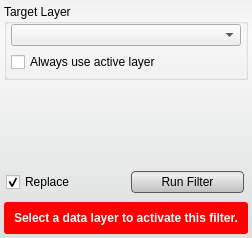
First picture: the form in src/Interface/ToolInterface/HistogramEqualizationFilterInterface.ui, repository SCIInstitute/Seg3D, before the edit.
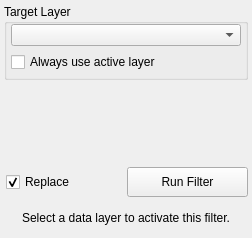
Second picture: the form after the edit. Custom widgets are drawn as their Qt base class.

The edit to the form file:
```diff
--- a/src/Interface/ToolInterface/HistogramEqualizationFilterInterface.ui
+++ b/src/Interface/ToolInterface/HistogramEqualizationFilterInterface.ui
@@ -13,32 +13,6 @@
   <property name="windowTitle">
    <string>Form</string>
   </property>
-  <property name="styleSheet">
-   <string notr="true">QWidget#HistogramEqualizationFilterInterface{
-  border-radius: 3px;
-  background-color: qlineargradient(spread:pad, x1:0.5, y1:0, x2:0.5, y2:0.960227, stop:0 rgba(241, 241, 241, 255), stop:0.155779 rgba(250, 250, 250, 255), stop:1 rgba(222, 224, 224, 255));       
-}
-QPushButton{
-  background-color: qlineargradient(spread:pad, x1:0.5, y1:0, x2:0.5, y2:0.960227, stop:0 rgba(221, 221, 221, 255), stop:0.155779 rgba(238, 238, 238, 255), stop:1 rgba(192, 194, 194, 255));
-  border-radius: 4px;
-  border: 1px solid rgb(90, 90, 90);
-  margin:4px;
-}
-
-QPushButton:hover{
-  background-color: qlineargradient(spread:pad, x1:0.5, y1:0, x2:0.5, y2:1, stop:0 rgba(195, 195, 195, 255), stop:0.253769 rgba(206, 206, 206, 255), stop:1 rgba(185, 185, 185, 255));
-  border-radius: 4px;
-  border: 1px solid rgb(90, 90, 90);
-  margin:4px;
-}
-
-QPushButton:pressed{
-  background-color: qlineargradient(spread:pad, x1:0.5, y1:0, x2:0.5, y2:1, stop:0 rgba(150, 150, 150, 255), stop:0.753769 rgba(206, 206, 206, 255), stop:1 rgba(185, 185, 185, 255));
-  border-radius: 4px;
-  border: 1px solid rgb(90, 90, 90);
-  margin:4px;
-}</string>
-  </property>
   <layout class="QVBoxLayout" name="verticalLayout">
    <property name="spacing">
     <number>4</number>
@@ -193,17 +167,6 @@
        <height>32</height>
       </size>
      </property>
-     <property name="styleSheet">
-      <string notr="true">QLabel#message_{
-  color: white;
-  font: bold;
-}
-
-QWidget#message_alert_{
-  border-radius: 3px;
-  background-color: red;
-}</string>
-     </property>
      <layout class="QHBoxLayout" name="horizontalLayout_6">
       <property name="spacing">
        <number>0</number>
```
